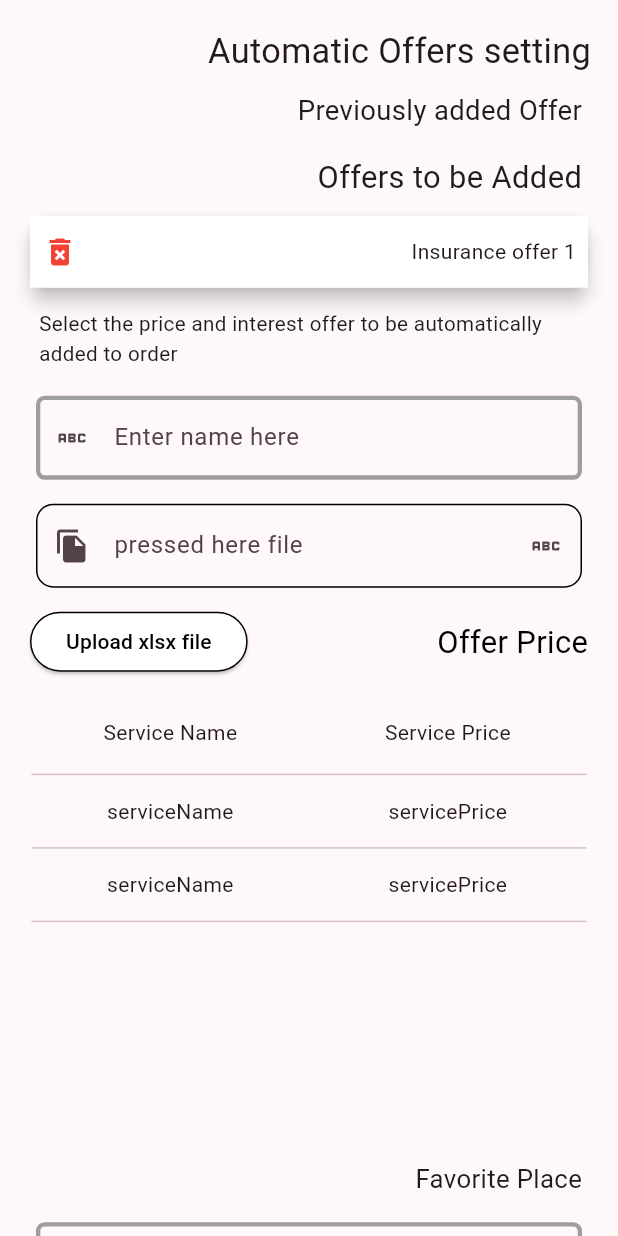
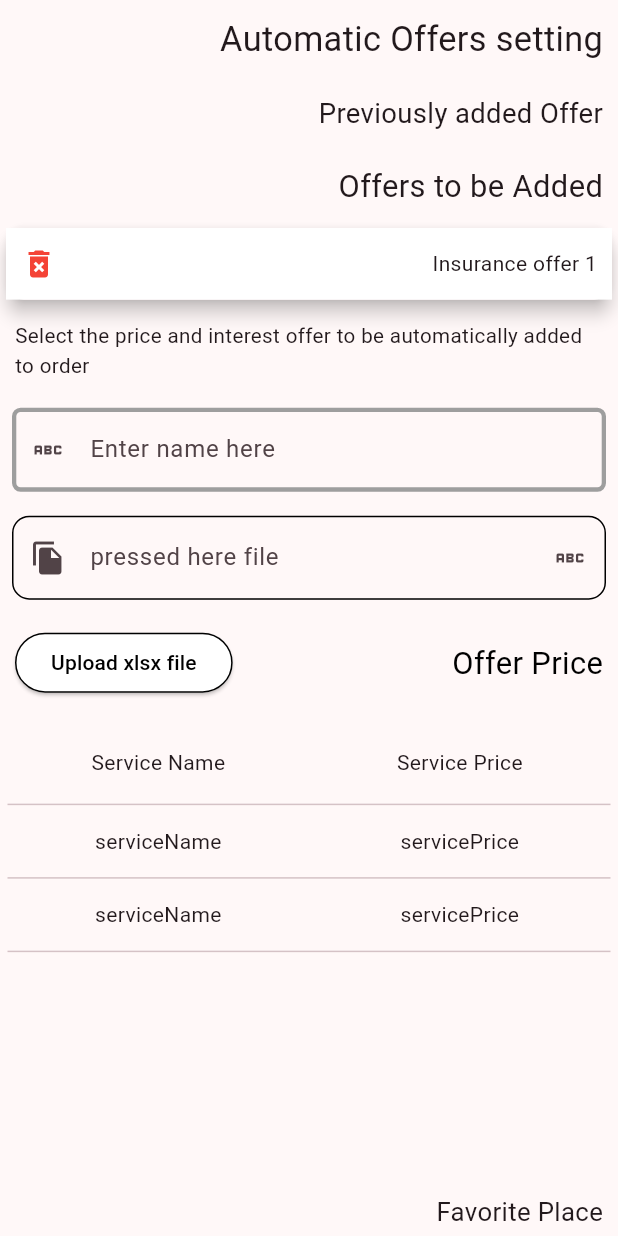
Before and after one commit to rekhan249/blue_bees, a Flutter app: the AutomaticOffer screen opened directly, on a phone screen of 412 x 824 dp. Run offline on Flutter 3.47's test engine with Material 3 defaults, Android fonts, the light colour scheme and no system bars; drawn by our look-alikes of syncfusion_flutter_datagrid; our stand-ins replace file_picker, flutter_screenutil, get, intl_phone_field, pin_code_fields; missing offline and left inert: awesome_icons.

Commit message:
fix remaining

```diff
--- a/lib/screens/home_screen.dart
+++ b/lib/screens/home_screen.dart
@@ -38,12 +38,6 @@ class _MyHomePageState extends State<MyHomePage>
   Widget build(BuildContext context) {
     final Size size = MediaQuery.of(context).size;
     return Scaffold(
-      drawer: Container(
-          width: 280.w,
-          color: Colors.white,
-          child: const Center(
-            child: Text('Hey I am drawer'),
-          )),
       body: SingleChildScrollView(
         child: Stack(
           children: [
--- a/lib/screens/home_screen_widgets.dart/setting.dart
+++ b/lib/screens/home_screen_widgets.dart/setting.dart
@@ -52,11 +52,15 @@ class _SettingState extends State<Setting> with SingleTickerProviderStateMixin {
                 }),
             Container(
                 height: 350,
+                width: double.infinity.w,
                 decoration: const BoxDecoration(color: Colors.transparent),
                 child: Column(
+                  mainAxisAlignment: MainAxisAlignment.center,
+                  crossAxisAlignment: CrossAxisAlignment.center,
                   children: [
                     Expanded(
                         child: TabBarView(
+                      viewportFraction: 0.98.w,
                       controller: _tabController,
                       children: const [
                         GeneralSettings(),
--- a/lib/screens/login_screen.dart
+++ b/lib/screens/login_screen.dart
@@ -5,6 +5,7 @@ import 'package:blue_bees/widgets/cutome_elevated_button.dart';
 import 'package:flutter/foundation.dart';
 import 'package:flutter/material.dart';
 import 'package:flutter_screenutil/flutter_screenutil.dart';
+import 'package:intl_phone_field/country_picker_dialog.dart';
 import 'package:intl_phone_field/intl_phone_field.dart';
 
 class LoginScreen extends StatefulWidget {
@@ -61,6 +62,8 @@ class _LoginScreenState extends State<LoginScreen> {
                     padding: const EdgeInsets.all(10.0),
                     child: IntlPhoneField(
                       focusNode: focusNode,
+                      pickerDialogStyle:
+                          PickerDialogStyle(backgroundColor: Colors.white),
                       decoration: InputDecoration(
                         labelText: 'Phone Number',
                         labelStyle: const TextStyle(color: Colors.black),
--- a/lib/screens/signup_page.dart
+++ b/lib/screens/signup_page.dart
@@ -5,6 +5,7 @@ import 'package:blue_bees/widgets/cutome_elevated_button.dart';
 import 'package:flutter/foundation.dart';
 import 'package:flutter/material.dart';
 import 'package:flutter_screenutil/flutter_screenutil.dart';
+import 'package:intl_phone_field/country_picker_dialog.dart';
 import 'package:intl_phone_field/intl_phone_field.dart';
 
 class SignUpPage extends StatefulWidget {
@@ -92,6 +93,8 @@ class _SignUpPageState extends State<SignUpPage> {
                       padding: EdgeInsets.symmetric(horizontal: 2.w),
                       child: IntlPhoneField(
                         focusNode: focusNode,
+                        pickerDialogStyle:
+                            PickerDialogStyle(backgroundColor: Colors.white),
                         decoration: InputDecoration(
                           labelText: 'Phone Number',
                           labelStyle: const TextStyle(color: Colors.black),
--- a/lib/setting_tabs/automatic_offer.dart
+++ b/lib/setting_tabs/automatic_offer.dart
@@ -28,27 +28,25 @@ class _AutomaticOfferState extends State<AutomaticOffer> {
   Widget build(BuildContext context) {
     return Scaffold(
       body: SingleChildScrollView(
-        child: Padding(
-          padding: const EdgeInsets.all(16.0),
         child: Column(
           crossAxisAlignment: CrossAxisAlignment.end,
           children: [
             Padding(
-                padding: const EdgeInsets.all(2.0),
+              padding: const EdgeInsets.all(10.0),
               child: Text(
                 'Automatic Offers setting',
                 style: TextStyle(fontSize: 20.sp),
               ),
             ),
             Padding(
-                padding: const EdgeInsets.all(8.0),
+              padding: const EdgeInsets.all(10.0),
               child: Text('Previously added Offer',
                   style: TextStyle(fontSize: 16.sp)),
             ),
             Padding(
-                padding: const EdgeInsets.all(8.0),
-                child: Text('Offers to be Added',
-                    style: TextStyle(fontSize: 18.sp)),
+              padding: const EdgeInsets.all(10.0),
+              child:
+                  Text('Offers to be Added', style: TextStyle(fontSize: 18.sp)),
             ),
             Card(
                 elevation: 5,
@@ -56,7 +54,7 @@ class _AutomaticOfferState extends State<AutomaticOffer> {
                   height: 40.h,
                   decoration: const BoxDecoration(color: Colors.white),
                   child: const Padding(
-                      padding: EdgeInsets.all(8.0),
+                    padding: EdgeInsets.all(10.0),
                     child: Row(
                         mainAxisAlignment: MainAxisAlignment.spaceBetween,
                         children: [
@@ -92,13 +90,12 @@ class _AutomaticOfferState extends State<AutomaticOffer> {
               ),
             ),
             Padding(
-                padding: const EdgeInsets.all(4.0),
+              padding: const EdgeInsets.all(10.0),
               child: Row(
                 mainAxisAlignment: MainAxisAlignment.spaceBetween,
                 children: [
                   Container(
-                      decoration:
-                          const BoxDecoration(color: Colors.transparent),
+                    decoration: const BoxDecoration(color: Colors.transparent),
                     child: Padding(
                       padding: EdgeInsets.symmetric(horizontal: 0.w),
                       child: ElevatedButton(
@@ -140,9 +137,8 @@ class _AutomaticOfferState extends State<AutomaticOffer> {
                   ],
                 )),
             Padding(
-                padding: const EdgeInsets.all(8.0),
-                child:
-                    Text('Favorite Place', style: TextStyle(fontSize: 15.sp)),
+              padding: const EdgeInsets.all(10.0),
+              child: Text('Favorite Place', style: TextStyle(fontSize: 15.sp)),
             ),
             Padding(
               padding: const EdgeInsets.all(8.0),
@@ -152,9 +148,8 @@ class _AutomaticOfferState extends State<AutomaticOffer> {
                   icon1: Icons.abc),
             ),
             Padding(
-                padding: const EdgeInsets.all(8.0),
-                child:
-                    Text('Favorite sector', style: TextStyle(fontSize: 15.sp)),
+              padding: const EdgeInsets.all(10.0),
+              child: Text('Favorite sector', style: TextStyle(fontSize: 15.sp)),
             ),
             Padding(
               padding: const EdgeInsets.all(8.0),
@@ -164,7 +159,6 @@ class _AutomaticOfferState extends State<AutomaticOffer> {
                   icon1: Icons.abc),
             ),
             Container(
-                margin: const EdgeInsets.all(6),
               alignment: AlignmentDirectional.bottomEnd,
               width: double.infinity.w,
               decoration: const BoxDecoration(color: Colors.transparent),
@@ -182,7 +176,6 @@ class _AutomaticOfferState extends State<AutomaticOffer> {
               ),
             ),
             Container(
-                margin: const EdgeInsets.all(6),
               alignment: AlignmentDirectional.bottomEnd,
               width: double.infinity.w,
               decoration: const BoxDecoration(color: Colors.white),
@@ -197,8 +190,8 @@ class _AutomaticOfferState extends State<AutomaticOffer> {
                         style: TextStyle(color: Colors.white))),
               ),
             ),
+            SizedBox(height: 10.h)
           ],
-          ),
         ),
       ),
     );
--- a/lib/widgets/setting_tabbar.dart
+++ b/lib/widgets/setting_tabbar.dart
@@ -1,3 +1,4 @@
+import 'package:flutter/gestures.dart';
 import 'package:flutter/material.dart';
 import 'package:flutter_screenutil/flutter_screenutil.dart';
 
@@ -14,13 +15,14 @@ class SettingTabBar extends StatelessWidget {
   @override
   Widget build(BuildContext context) {
     return TabBar(
-      indicatorSize: TabBarIndicatorSize.tab,
+      dragStartBehavior: DragStartBehavior.start,
       labelColor: Colors.black,
       dividerColor: Colors.transparent,
       overlayColor: const MaterialStatePropertyAll(Colors.transparent),
       automaticIndicatorColorAdjustment: true,
+      labelPadding: EdgeInsets.only(left: 0.w),
+      indicatorColor: Colors.transparent,
       isScrollable: true,
-      indicatorColor: Colors.transparent,
       controller: _tabController,
       onTap: onTap,
       tabs: [
--- a/pubspec.yaml
+++ b/pubspec.yaml
@@ -43,6 +43,7 @@ dependencies:
   file_picker: ^6.1.1
   syncfusion_flutter_datagrid: ^24.1.41
   get: ^4.6.6
+  intl_phone_number_input: ^0.7.4
 
 dev_dependencies:
   flutter_test:
```
Also changed, not shown: lib/setting_tabs/interest_setting.dart (+4 -9 lines), lib/setting_tabs/paymetn_setting.dart (+6 -14 lines), lib/setting_tabs/share_setting.dart (+10 -6 lines), pubspec.lock. Lines whose indentation alone changed are shown as unchanged.
